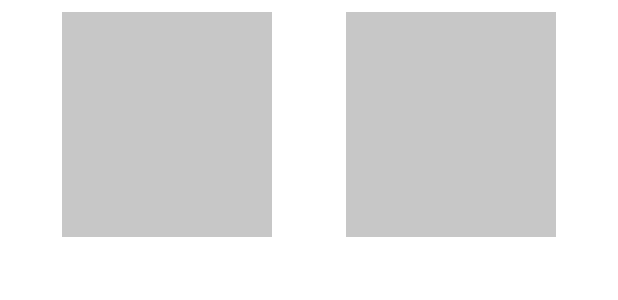
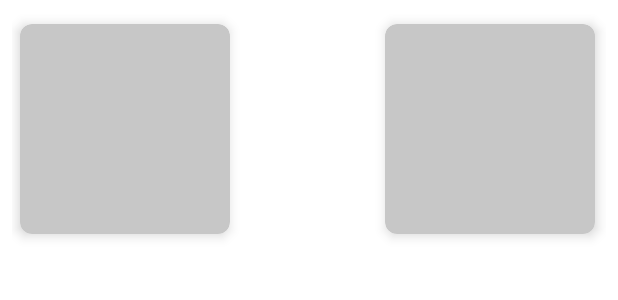
Before and after one commit to opensource254/covidapp, an Android app: the layout data_placeholder_layout.xml on its own in the app's theme, with its tools: preview values and no code run, on a phone screen of 412 x 824 dp. Shown: the top 300 px of the screen. Run offline under Robolectric (Android 15) with nearby library versions, the phone set to English and light mode, and no system bars; network calls fail; Roboto replaces fonts that are not available here.

Commit message:
add constrain guidlines fixed shimmer effect ui

```diff
--- a/app/src/main/res/layout/data_placeholder_layout.xml
+++ b/app/src/main/res/layout/data_placeholder_layout.xml
@@ -4,35 +4,44 @@
     xmlns:tools="http://schemas.android.com/tools"
     android:id="@+id/container"
     android:layout_width="match_parent"
-    android:layout_height="match_parent">
+    android:layout_height="match_parent"
+    android:padding="8dp">
 
-    <ImageView
 
+    <androidx.cardview.widget.CardView
         android:id="@+id/imageViewAvatar"
         android:layout_width="140dp"
-        android:layout_height="150dp"
-        android:layout_margin="8dp"
-        android:layout_marginStart="24dp"
+        android:layout_height="140dp"
         android:layout_marginTop="8dp"
-        android:layout_marginEnd="115dp"
-        android:background="@color/colorPrimaryDark"
-        android:padding="4dp"
-        app:layout_constraintEnd_toStartOf="@+id/imageViewAvatar2"
+        android:backgroundTint="@color/colorPrimaryDark"
+        android:elevation="10dp"
+        app:cardCornerRadius="8dp"
+        app:cardElevation="5dp"
+        app:layout_constraintEnd_toStartOf="@+id/guideline"
+        app:layout_constraintHorizontal_bias="0.102"
         app:layout_constraintStart_toStartOf="parent"
         app:layout_constraintTop_toTopOf="parent" />
 
-    <ImageView
+    <androidx.cardview.widget.CardView
         android:id="@+id/imageViewAvatar2"
         android:layout_width="140dp"
-        android:layout_height="150dp"
-        android:layout_margin="8dp"
-        android:layout_marginStart="61dp"
+        android:layout_height="140dp"
         android:layout_marginTop="8dp"
-        android:layout_marginEnd="52dp"
-        android:background="@color/colorPrimaryDark"
-        android:padding="4dp"
+        android:backgroundTint="@color/colorPrimaryDark"
+        android:elevation="10dp"
+        app:cardCornerRadius="8dp"
+        app:cardElevation="5dp"
         app:layout_constraintEnd_toEndOf="parent"
-        app:layout_constraintStart_toEndOf="@+id/imageViewAvatar"
+        app:layout_constraintHorizontal_bias="0.893"
+        app:layout_constraintStart_toStartOf="@+id/guideline"
         app:layout_constraintTop_toTopOf="parent" />
 
+    <androidx.constraintlayout.widget.Guideline
+        android:id="@+id/guideline"
+        android:layout_width="wrap_content"
+        android:layout_height="wrap_content"
+        android:orientation="vertical"
+        app:layout_constraintGuide_begin="190dp" />
+
+
 </androidx.constraintlayout.widget.ConstraintLayout>
```
